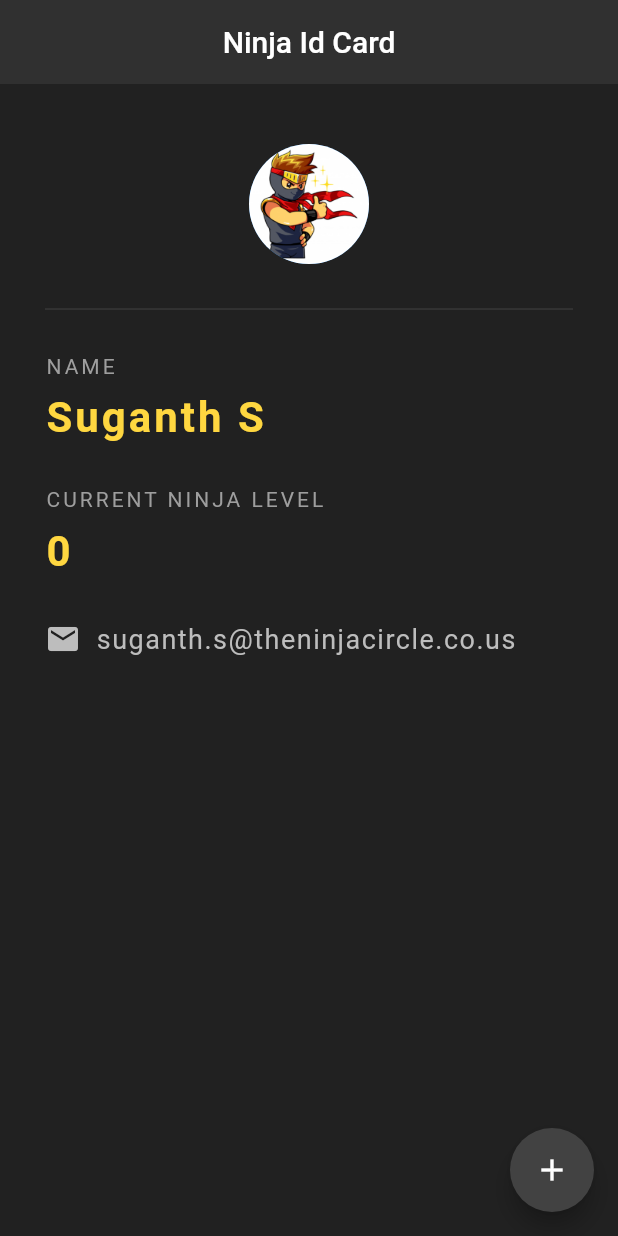
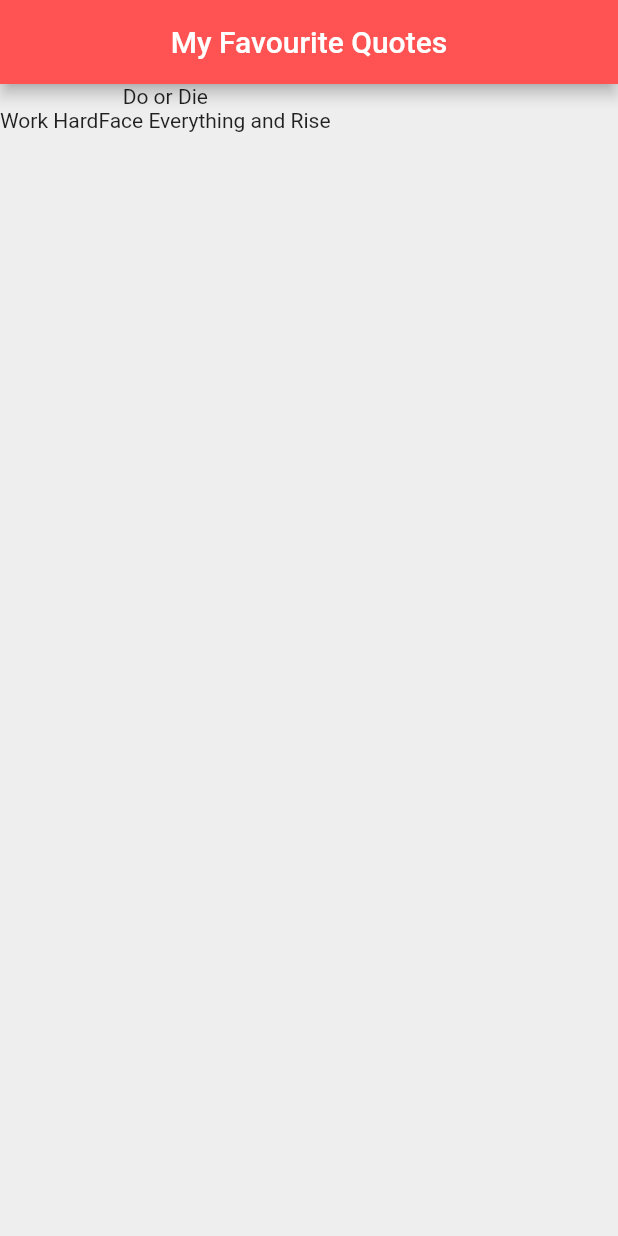
Before and after one commit to Suganth-S/flutter_handson, a Flutter app: the screen it shows after launch, on a phone screen of 412 x 824 dp. Run offline on Flutter 3.47's test engine with Material 2 defaults, Android fonts, the phone set to English and light mode, and no system bars.

Commit message:
List Impl Commit

```diff
--- a/lib/main.dart
+++ b/lib/main.dart
@@ -2,106 +2,31 @@ import 'package:flutter/material.dart';
 
 void main() =>
     runApp(MaterialApp(
-    home: NinjaIdCard(),
+      home: ListData() ,
     ));
 
-    class NinjaIdCard extends StatefulWidget {
+class ListData extends StatefulWidget {
   @override
-  _NinjaIdCardState createState() => _NinjaIdCardState();
+  _ListDataState createState() => _ListDataState();
 }
 
-class _NinjaIdCardState extends State<NinjaIdCard> {
-      int ninjaLevel =0;
+class _ListDataState extends State<ListData> {
+  List<String> quotes = [
+    'Do or Die',
+    'Work Hard'
+    'Face Everything and Rise'
+  ];
   @override
   Widget build(BuildContext context) {
     return Scaffold(
-          backgroundColor: Colors.grey[900],
+      backgroundColor: Colors.grey[200],
       appBar: AppBar(
-            backgroundColor: Colors.grey[850],
-            title: Text('Ninja Id Card'),
+        title: Text('My Favourite Quotes'),
         centerTitle: true,
-            elevation: 0.0,
+        backgroundColor: Colors.redAccent,
       ),
-          floatingActionButton: FloatingActionButton
-            (
-            onPressed: (){
-              setState(() {
-                ninjaLevel+=1;
-              });
-            },
-            child: Icon(Icons.add),
-            backgroundColor: Colors.grey[800],
-          ),
-          body: Padding(
-            padding: EdgeInsets.fromLTRB(30.0, 40.0, 30.0, 0.0),
-            child: Column(
-              crossAxisAlignment: CrossAxisAlignment.start,
-              children: [
-              Center(
-                child: CircleAvatar(
-                  backgroundImage: AssetImage('assets/ninja.jpg'),
-                  radius: 40.0,
-                ),
-              ),
-                Divider(
-                  height: 60.0,
-                  color: Colors.grey[800],
-                ),
-                Text(
-                  'NAME',
-                  style: TextStyle(
-                    color: Colors.grey,
-                    letterSpacing: 2.0
-                  ),
-                ),
-                SizedBox (height:10.0),
-                Text(
-                  'Suganth S',
-                      style: TextStyle(
-                        color: Colors.amberAccent,
-                        letterSpacing: 2.0,
-                        fontWeight: FontWeight.bold,
-                        fontSize: 28.0,
-                      )
-                ),
-                SizedBox(height: 30.0),
-                Text(
-                  'CURRENT NINJA LEVEL',
-                  style: TextStyle(
-                    color: Colors.grey,
-                    letterSpacing: 2.0,
-                  ),
-                ),
-                SizedBox(height: 10.0),
-                Text(
-                  '$ninjaLevel',
-                  style: TextStyle(
-                    color: Colors.amberAccent,
-                    letterSpacing: 2.0,
-                    fontWeight: FontWeight.bold,
-                    fontSize: 28.0
-                  ),
-                ),
-                SizedBox(height: 30.0),
-                Row(
-                  children: [
-                    Icon(
-                      Icons.email,
-                      color: Colors.grey[400],
-                    ),
-                    SizedBox(width: 10.0),
-                    Text(
-                      'suganth.s@theninjacircle.co.us',
-                      style : TextStyle(
-                        color: Colors.grey[400],
-                        fontSize: 18.0,
-                        letterSpacing: 1.0,
-                      ) ,
-                    ),
-                  ],
-                ),
-              ],
-            ),
+      body: Column(
+        children: quotes.map((quote) => Text(quote)).toList(),
       ),
     );
   }
```
Lines whose indentation alone changed are shown as unchanged.
